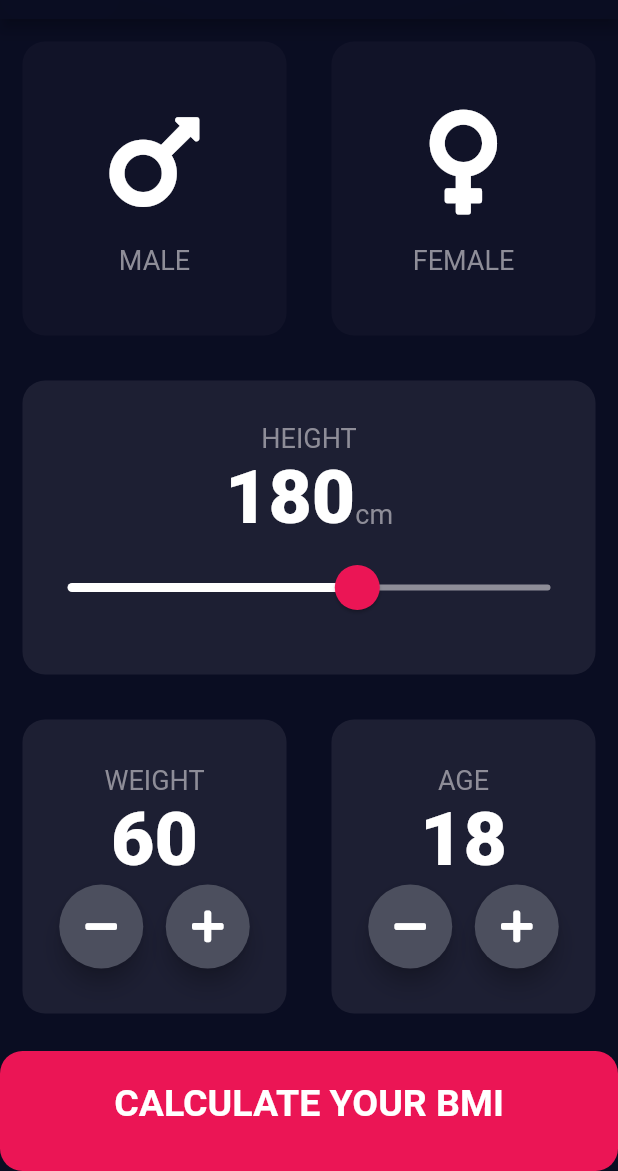
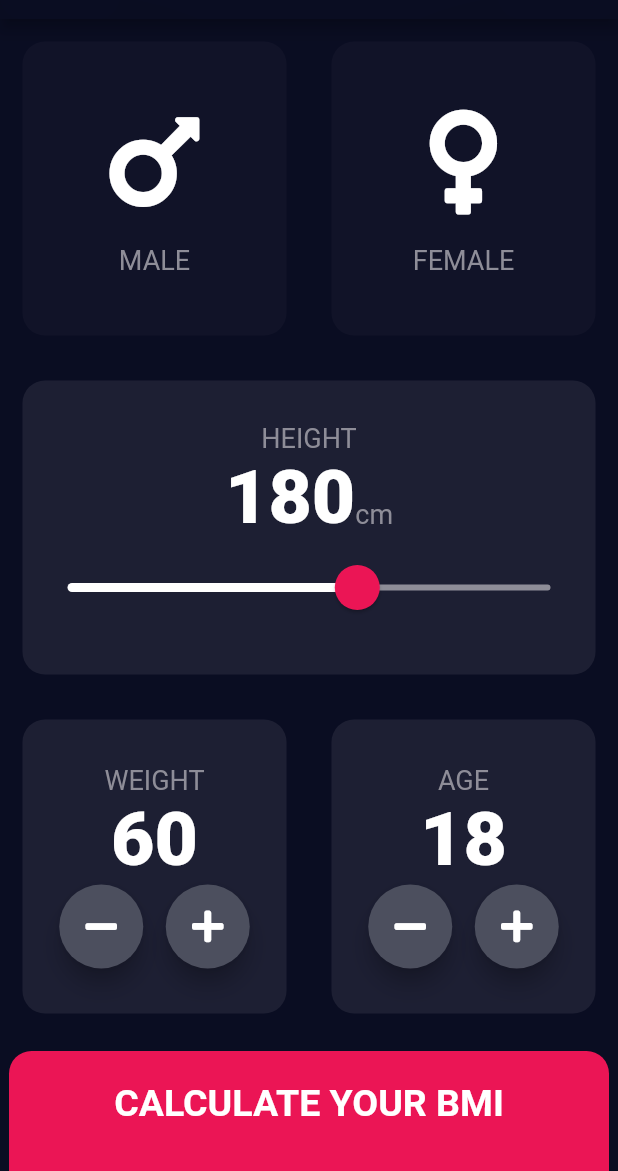
Before and after one commit to Nuri801/BMI_Fixer, a Flutter app: the screen it shows after launch, on a phone screen of 412 x 824 dp, the part 65-1236 px from its top. Run offline on Flutter 3.47's test engine with Material 2 defaults, Android fonts, the phone set to English and light mode, and no system bars; our stand-ins replace font_awesome_flutter.

Commit message:
bmi_fixer calculate button

```diff
--- a/lib/bottom_button.dart
+++ b/lib/bottom_button.dart
@@ -11,10 +11,12 @@ class BottomButton extends StatelessWidget {
   Widget build(BuildContext context) {
     return GestureDetector(
       onTap: onTap,
+      child: Padding(
+        padding: const EdgeInsets.symmetric(horizontal: 6),
         child: Container(
           decoration: BoxDecoration(
             color: kBottomContainerColor,
-          borderRadius: BorderRadius.circular(15.0),
+            borderRadius: BorderRadius.only(topRight: Radius.circular(15), topLeft: Radius.circular(15)),
           ),
           child: Center(
             child: Text(
@@ -27,6 +29,7 @@ class BottomButton extends StatelessWidget {
           // width: double.infinity,
           height: kBottomContainerHeight,
         ),
+      ),
     );
   }
 }
```
Lines whose indentation alone changed are shown as unchanged.
